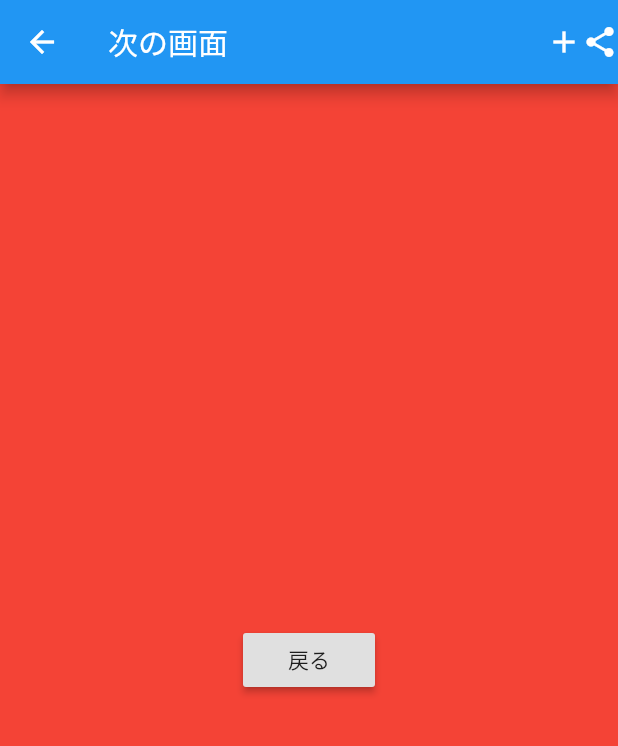
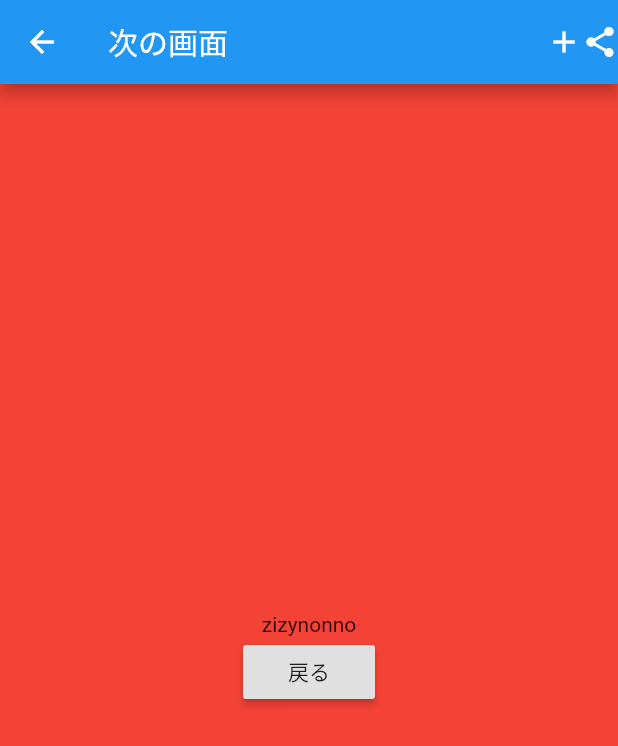
Before and after one commit to zizynonno/flutter_sandbox, a Flutter app: the screen it shows after launch, after a tap on "次へ", on a phone screen of 412 x 824 dp. Shown: the top 746 px of the screen. Run offline on Flutter 3.47's test engine with Material 2 defaults, Android fonts, the phone set to English and light mode, and no system bars.

Commit message:
画面遷移で値を渡す

```diff
--- a/lib/main.dart
+++ b/lib/main.dart
@@ -6,8 +6,7 @@ void main() {
 }
 
 class MyApp extends StatelessWidget {
-  // This widget is the root of your application.
-  @override
+  // This widget is the root of your application.  @override
   Widget build(BuildContext context) {
     return MaterialApp(
       title: 'Flutter Demo',
@@ -54,11 +53,12 @@ class _MyHomePageState extends State<MyHomePage> {
           child: Text('次へ'),
           onPressed: (){
             //ここに押したら反応する
-            Navigator.push(
+            final result = Navigator.push(
               context,
-              MaterialPageRoute(builder: (context) => NextPage(),
+              MaterialPageRoute(builder: (context) => NextPage('zizynonno'),
               ),
             );
+            print(result);
           },
         ),
       ),
--- a/lib/next_page.dart
+++ b/lib/next_page.dart
@@ -1,6 +1,9 @@
 import 'package:flutter/material.dart';
 
 class NextPage extends StatelessWidget {
+  NextPage(this.name);
+  final String name;
+
   @override
   Widget build(BuildContext context) {
     return Scaffold(
@@ -14,7 +17,11 @@ class NextPage extends StatelessWidget {
       body: Container(
         height: double.infinity,
         color: Colors.red,
-        child: Center(
+        child: Column(
+          mainAxisAlignment: MainAxisAlignment.center,
+          children: [
+            Text(name),
+            Center(
               child: RaisedButton(
                 child: Text('戻る'),
                   onPressed: () {
@@ -23,6 +30,8 @@ class NextPage extends StatelessWidget {
 
               ),
             ),
+          ],
+        ),
       ),
     );
   }
```
Lines whose indentation alone changed are shown as unchanged.
